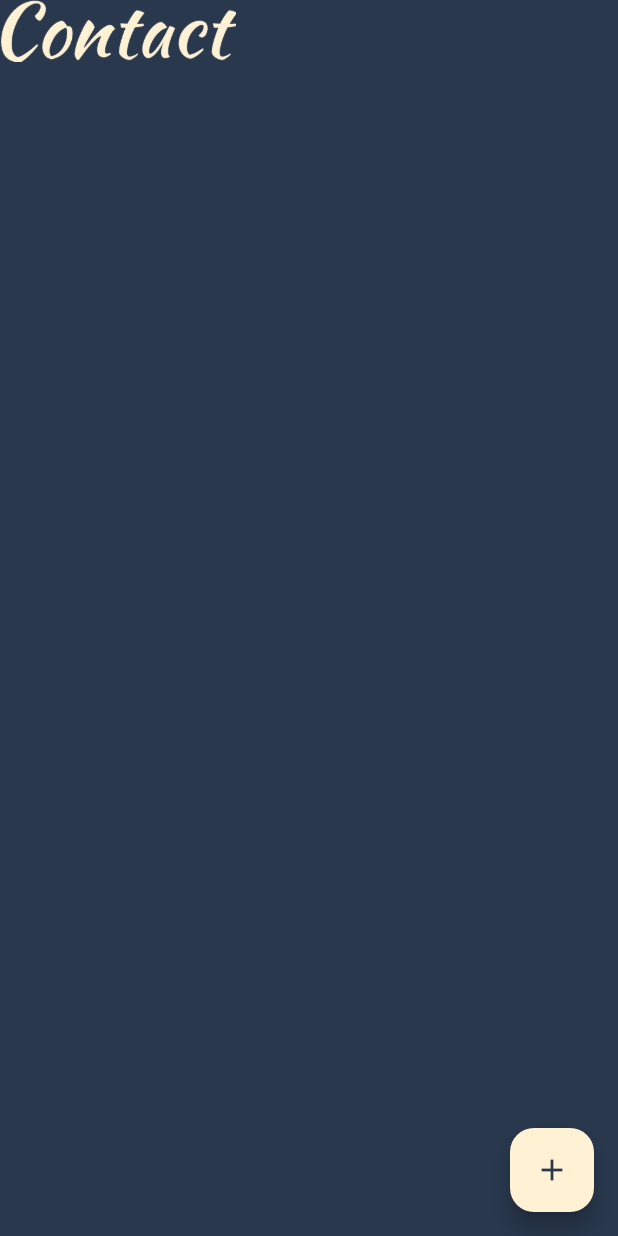
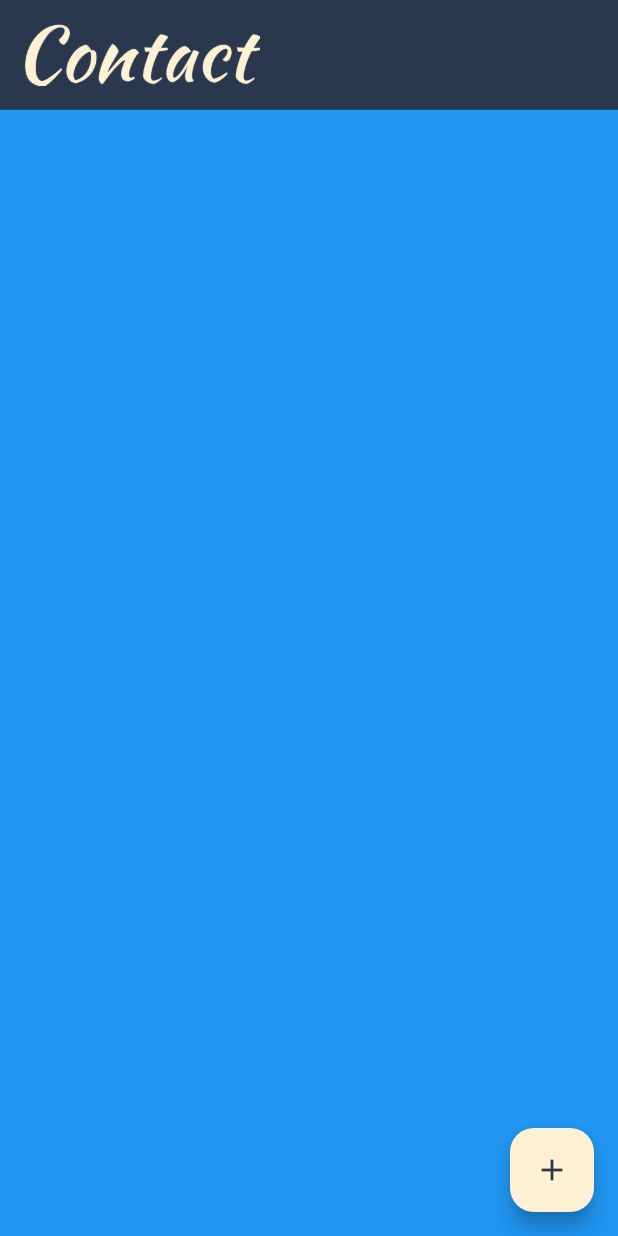
Before and after one commit to AbdallaNashat/Contact-App, a Flutter app: the screen it shows after launch, on a phone screen of 412 x 824 dp. Run offline on Flutter 3.47's test engine with Material 3 defaults, Android fonts, the phone set to English and light mode, and no system bars; our stand-ins replace lottie.

```diff
--- a/lib/core/home/home_screen.dart
+++ b/lib/core/home/home_screen.dart
@@ -1,10 +1,21 @@
+import 'dart:io';
+
 import 'package:flutter/material.dart';
 import 'package:newcontact/core/constants/app_assets.dart';
 import 'package:newcontact/core/constants/color_palette.dart';
+import 'package:newcontact/models/contact.dart';
 
-class HomeScreen extends StatelessWidget {
+class HomeScreen extends StatefulWidget {
   static const String routeName = "/home";
+
   const HomeScreen({super.key});
+
+  @override
+  State<HomeScreen> createState() => _HomeScreenState();
+}
+
+class _HomeScreenState extends State<HomeScreen> {
+  List<Contact> contacts = [Contact(File("Asd"), "name", "number", "email")];
 
   @override
   Widget build(BuildContext context) {
@@ -12,8 +23,21 @@ class HomeScreen extends StatelessWidget {
       backgroundColor: ColorPalette.darkBlue,
       body: SafeArea(
         child: Column(
+          crossAxisAlignment: CrossAxisAlignment.start,
           children: [
-            Image.asset(AppAssets.contact , height: MediaQuery.of(context).size.height * 0.05, ),
+            Padding(
+              padding: const EdgeInsets.all(16.0),
+              child: Image.asset(
+                AppAssets.contact,
+                height: MediaQuery.of(context).size.height * 0.05,
+              ),
+            ),
+            contacts.isEmpty
+                ? Column()
+                : Expanded(
+                    child: Container(
+                    color: Colors.blue,
+                  ))
           ],
         ),
       ),
--- a/lib/models/contact.dart
+++ b/lib/models/contact.dart
@@ -1,8 +1,10 @@
-// class Contact{
-//   File image;
-//   String name;
-//   String number;
-//   String email;
-//
-//   Contact(this.image , this.name , this.number ,this.email);
-// }
+import 'dart:io';
+
+class Contact {
+  File image;
+  String name;
+  String number;
+  String email;
+
+  Contact(this.image, this.name, this.number, this.email);
+}
--- a/pubspec.yaml
+++ b/pubspec.yaml
@@ -34,6 +34,7 @@ dependencies:
   # The following adds the Cupertino Icons font to your application.
   # Use with the CupertinoIcons class for iOS style icons.
   cupertino_icons: ^1.0.8
+  lottie: ^3.3.1
 
 dev_dependencies:
   flutter_test:
```
Also changed, not shown: lib/core/home/widgets/empty_list_widget.dart (+25 -0 lines), pubspec.lock.
